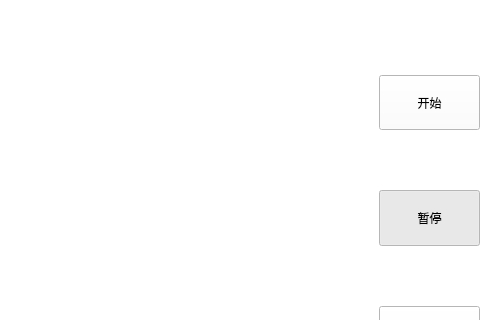
Old version of the form Tetris/cboard_single.ui in the repository Aurora-glint/Tetris; both pictures show x 241 to 721 and y 365 to 685 of the 721 by 879 pixel window.
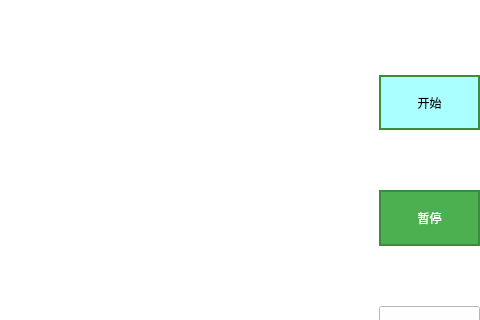
New version of the form.

Commit message: 按钮颜色

```diff
--- a/Tetris/cboard_single.ui
+++ b/Tetris/cboard_single.ui
@@ -10,6 +10,18 @@
     <height>879</height>
    </rect>
   </property>
+  <property name="minimumSize">
+   <size>
+    <width>721</width>
+    <height>879</height>
+   </size>
+  </property>
+  <property name="maximumSize">
+   <size>
+    <width>721</width>
+    <height>879</height>
+   </size>
+  </property>
   <property name="windowTitle">
    <string>Tetris</string>
   </property>
@@ -54,7 +66,16 @@
        </sizepolicy>
       </property>
       <property name="styleSheet">
-       <string notr="true"/>
+       <string notr="true">QPushButton:checked {
+    background-color: #4CAF50; /* 选中时的背景色 */
+    color: white;              /* 选中时的文字颜色 */
+    border: 2px solid #388E3C; /* 选中时的边框 */
+}
+QPushButton{
+    
+	background-color: rgb(170, 255, 255);
+    border: 2px solid #388E3C; /* 选中时的边框 */
+}</string>
       </property>
       <property name="text">
        <string>开始</string>
@@ -76,7 +97,11 @@
        </sizepolicy>
       </property>
       <property name="styleSheet">
-       <string notr="true"/>
+       <string notr="true">QPushButton:checked {
+    background-color: #4CAF50; /* 选中时的背景色 */
+    color: white;              /* 选中时的文字颜色 */
+    border: 2px solid #388E3C; /* 选中时的边框 */
+}</string>
       </property>
       <property name="text">
        <string>暂停</string>
```
Left out of the diff: 3 changed lines with no effect on the pictures. The commit also changes 1 other file.
